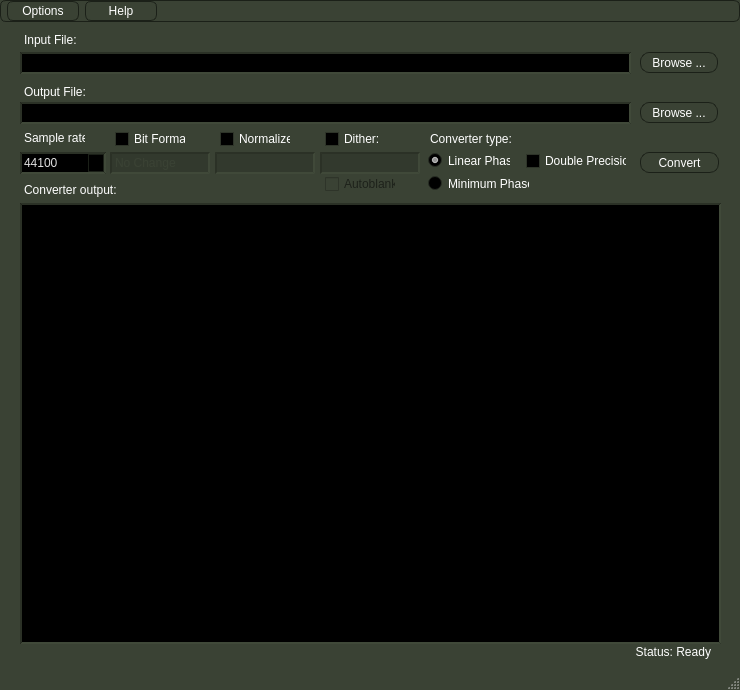
jniemann66/ferocious, file ferocious/mainwindow.ui: the form before one commit.
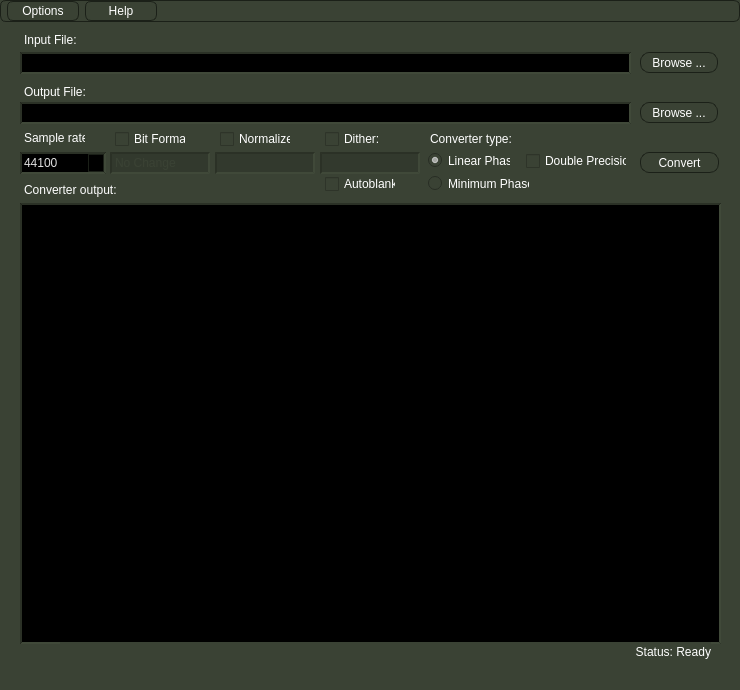
The form after the commit. Icons and pictures are not drawn. Custom widgets are drawn as their Qt base class.

Diff of the .ui file:
```diff
--- a/ferocious/mainwindow.ui
+++ b/ferocious/mainwindow.ui
@@ -103,9 +103,9 @@
      <colorrole role="Base">
       <brush brushstyle="SolidPattern">
        <color alpha="255">
-        <red>0</red>
-        <green>0</green>
-        <blue>0</blue>
+        <red>58</red>
+        <green>66</green>
+        <blue>52</blue>
        </color>
       </brush>
      </colorrole>
@@ -240,9 +240,9 @@
      <colorrole role="Base">
       <brush brushstyle="SolidPattern">
        <color alpha="255">
-        <red>0</red>
-        <green>0</green>
-        <blue>0</blue>
+        <red>58</red>
+        <green>66</green>
+        <blue>52</blue>
        </color>
       </brush>
      </colorrole>
@@ -296,9 +296,9 @@
      <colorrole role="WindowText">
       <brush brushstyle="SolidPattern">
        <color alpha="255">
-        <red>29</red>
-        <green>33</green>
-        <blue>26</blue>
+        <red>255</red>
+        <green>255</green>
+        <blue>255</blue>
        </color>
       </brush>
      </colorrole>
@@ -350,9 +350,9 @@
      <colorrole role="Text">
       <brush brushstyle="SolidPattern">
        <color alpha="255">
-        <red>29</red>
-        <green>33</green>
-        <blue>26</blue>
+        <red>255</red>
+        <green>255</green>
+        <blue>255</blue>
        </color>
       </brush>
      </colorrole>
@@ -368,9 +368,9 @@
      <colorrole role="ButtonText">
       <brush brushstyle="SolidPattern">
        <color alpha="255">
-        <red>29</red>
-        <green>33</green>
-        <blue>26</blue>
+        <red>255</red>
+        <green>255</green>
+        <blue>255</blue>
        </color>
       </brush>
      </colorrole>
@@ -451,7 +451,199 @@
    </iconset>
   </property>
   <property name="autoFillBackground">
-   <bool>true</bool>
+   <bool>false</bool>
+  </property>
+  <property name="styleSheet">
+   <string notr="true">QWidget{
+	color: rgb(255,255,255);
+	background-color: #3a4234;
+}
+
+QDialog {
+	background-color: #3a4234;
+}
+
+QLineEdit {
+	background-color: rgb(0, 0, 0);
+	color: rgb(225, 225, 225);
+	selection-background-color: rgb(0, 0, 127);
+	selection-color: rgb(255, 255, 255);
+	border-width: 2px;
+	border-style: inset;
+	border-color: #2b3126;;
+}
+
+QLineEdit:disabled {
+	background-color:   #32392d;
+	color: rgb(225, 225, 225);
+	selection-background-color: rgb(0, 0, 127);
+	selection-color: rgb(255, 255, 255);
+	border-width: 2px;
+	border-style: inset;
+	color: #3a4234;
+	border-color: #2b3126;
+}
+
+QPushButton {
+	color: #fff;
+	border: 1px solid #1b2018;
+	border-radius: 9px;
+	padding: 5px;
+	background: qradialgradient(cx: 0.3, cy: -0.4,
+	fx: 0.3, fy: -0.4,
+	radius: 1.35, stop: 0 #46503f, stop: 1 #2d3328);
+	min-width: 66px;
+	height: 9px;
+}
+
+QPushButton:hover {
+	background: qradialgradient(cx: 0.3, cy: -0.4,
+	fx: 0.3, fy: -0.4,
+	radius: 1.35, stop: 0 #535e4a, stop: 1 #3a4234);
+}
+
+QPushButton:pressed {
+	background: qradialgradient(cx: 0.4, cy: -0.1,
+	fx: 0.4, fy: -0.1,
+	radius: 1.35, stop: 0 #70e01a, stop: 1#3b770e);
+}
+
+QPushButton:disabled {
+	background: qradialgradient(cx: 0.4, cy: -0.1,
+	fx: 0.4, fy: -0.1,
+	radius: 1.35, stop: 0 #3a4234, stop: 1#3b770e);
+}
+
+QPushButton:disabled[flashing=&quot;true&quot;] {
+	background: qradialgradient(cx: 0.4, cy: -0.1,
+	fx: 0.4, fy: -0.1,
+	radius: 1.35, stop: 0 #70e01a, stop: 1#21251d);
+}
+
+QComboBox {
+	background-color: rgb(0, 0, 0);
+	color: rgb(225, 225, 225);
+	selection-background-color: rgb(0, 0, 127);
+	selection-color: rgb(255, 255, 255);
+	border-width: 2px;
+	border-style: inset;
+	border-color:  #2b3126;
+}
+
+QComboBox::drop-down:enabled {
+	color: #fff;
+	border: 1px solid #1b2018;
+	padding: 0px;
+	background: qradialgradient(cx: 0.3, cy: -0.4,
+	fx: 0.3, fy: -0.4,
+	radius: 1.35, stop: 0 #46503f, stop: 1 #2d3328);
+}
+
+QComboBox::down-arrow:enabled {
+	image: url(:/images/DownArrow8x8.png);
+}
+
+QComboBox::disabled {
+	background-color:   #32392d;
+	color: rgb(225, 225, 225);
+	selection-background-color: rgb(0, 0, 127);
+	selection-color: rgb(255, 255, 255);
+	border-width: 2px;
+	border-style: inset;
+	color: #3a4234;
+	border-color: #2b3126;
+}
+
+QComboBox::drop-down:disabled {
+	background-color:   #32392d;
+	color: rgb(225, 225, 225);
+	selection-background-color: rgb(0, 0, 127);
+	selection-color: rgb(255, 255, 255);
+	border-width: 0px;
+	border-style: inset;
+	color: #3a4234;
+	border-color: #2b3126;
+}
+
+QComboBox QAbstractItemView {
+	background-color: black;
+    selection-background-color: rgb(0, 0, 127);
+}
+
+QSpinBox {
+	background-color: rgb(0, 0, 0);
+	color: rgb(225, 225, 225);
+	selection-background-color: rgb(0, 0, 127);
+	selection-color: rgb(255, 255, 255);
+}
+
+QDoubleSpinBox {
+	background-color: rgb(0, 0, 0);
+	color: rgb(225, 225, 225);
+	selection-background-color: rgb(0, 0, 127);
+	selection-color: rgb(255, 255, 255);
+}
+
+QTextBrowser {
+	background-color: rgb(0, 0, 0);
+	color: #70e01a;
+	selection-background-color: rgb(0, 0, 127);
+	selection-color: rgb(255, 255, 255);
+	border-width: 2px;
+	border-style: inset;
+	border-color: #2b3126;
+}
+
+QMenuBar {
+	color: #fff;
+	border: 1px solid #1b2018;
+	border-radius: 6px;
+	background: qradialgradient(cx: 0.3, cy: -0.4,
+	fx: 0.3, fy: -0.4,
+	radius: 1.35, stop: 0 #46503f, stop: 1 #2d3328);
+	min-width: 66px;
+	max-height: 30px;
+}
+
+QMenuBar::item {
+	color: #fff;
+	border: 1px solid #1b2018;
+	border-radius: 6px;
+	background: qradialgradient(cx: 0.3, cy: -0.4,
+	fx: 0.3, fy: -0.4,
+	radius: 1.35, stop: 0 #46503f, stop: 1 #2d3328);
+	padding: 2px;
+	min-width: 66px;
+}
+
+QMenuBar::item:pressed {
+	background: qradialgradient(cx: 0.3, cy: -0.4,
+	fx: 0.3, fy: -0.4,
+	radius: 1.35, stop: 0 #535e4a, stop: 1 #3a4234);
+}
+
+QMenu {
+	color: #fff;
+	border: 1px solid #1b2018;
+	border-radius: 9px;
+	padding: 5px;
+	background: qradialgradient(cx: 0.3, cy: -0.4,
+	fx: 0.3, fy: -0.4,
+	radius: 1.35, stop: 0 #46503f, stop: 1 #2d3328);
+	min-width: 66px;
+}
+
+QMenu:hover {
+	background: qradialgradient(cx: 0.3, cy: -0.4,
+	fx: 0.3, fy: -0.4,
+	radius: 1.35, stop: 0 #535e4a, stop: 1 #3a4234);
+}
+
+QMenu:pressed {
+	background: qradialgradient(cx: 0.4, cy: -0.1,
+	fx: 0.4, fy: -0.1,
+	radius: 1.35, stop: 0 #70e01a, stop: 1#3b770e);
+}</string>
   </property>
   <property name="documentMode">
    <bool>false</bool>
```
Left out of the diff: 316 changed lines with no effect on the pictures.
